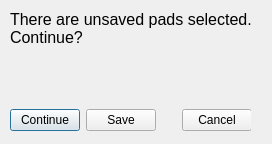
Old version of the form gui/ConfirmWindowGUI.ui in the repository adamazoulay/ITkTrackingGUI.
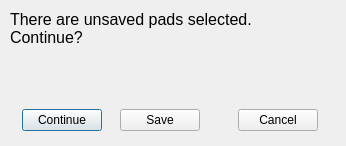
New version of the form.

Commit message: Resizabale recorder window

What changed in the file:
```diff
--- a/gui/ConfirmWindowGUI.ui
+++ b/gui/ConfirmWindowGUI.ui
@@ -9,8 +9,8 @@
    <rect>
     <x>0</x>
     <y>0</y>
-    <width>272</width>
-    <height>144</height>
+    <width>346</width>
+    <height>146</height>
    </rect>
   </property>
   <property name="windowTitle">
@@ -21,7 +21,7 @@
     <rect>
      <x>10</x>
      <y>10</y>
-     <width>241</width>
+     <width>321</width>
      <height>121</height>
     </rect>
    </property>
```
The commit also changes 7 other files.
